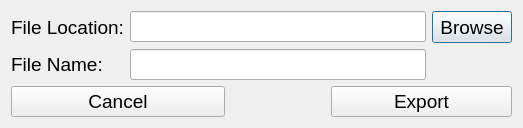
TrinhLab/CASPERapp, file export_to_csv_window.ui: the form before one commit.
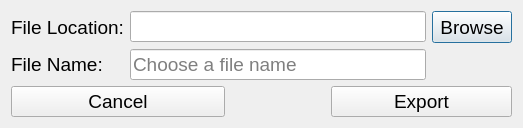
The form after the commit.

```diff
--- a/export_to_csv_window.ui
+++ b/export_to_csv_window.ui
@@ -91,6 +91,9 @@
      <property name="toolTip">
       <string>&lt;html&gt;&lt;head/&gt;&lt;body&gt;&lt;p&gt;Please write the file name you want.&lt;/p&gt;&lt;p&gt;&lt;br/&gt;&lt;/p&gt;&lt;p&gt;Note: do not add the '.csv'&lt;/p&gt;&lt;/body&gt;&lt;/html&gt;</string>
      </property>
+     <property name="placeholderText">
+      <string>Choose a file name</string>
+     </property>
     </widget>
    </item>
   </layout>
```
